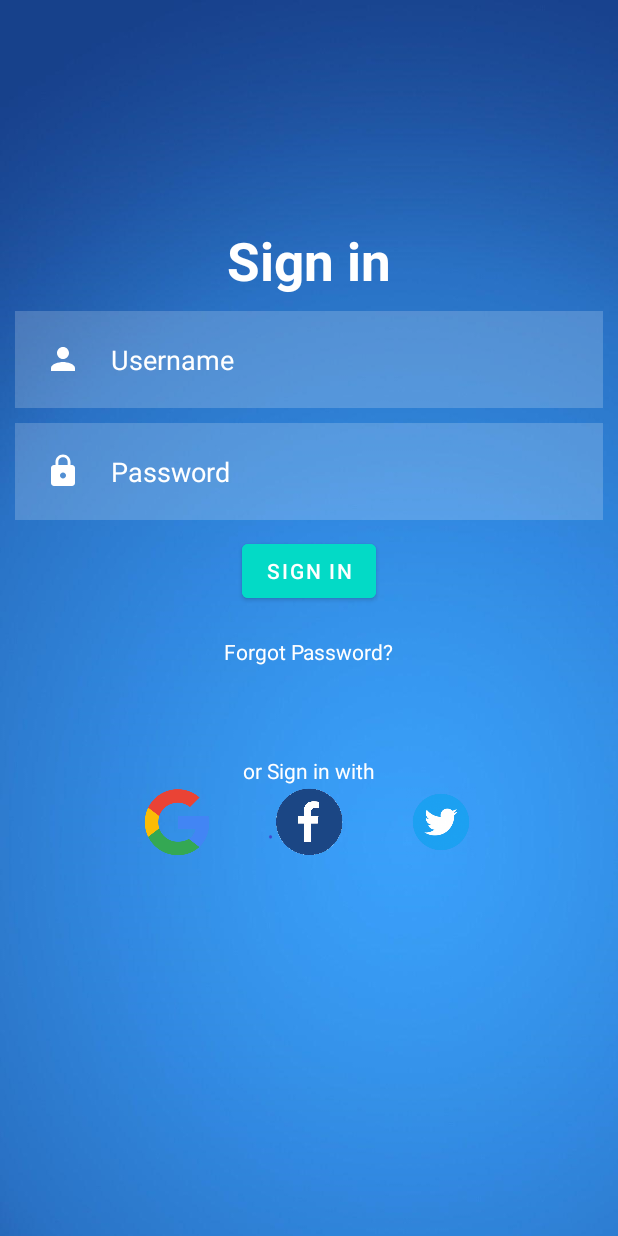
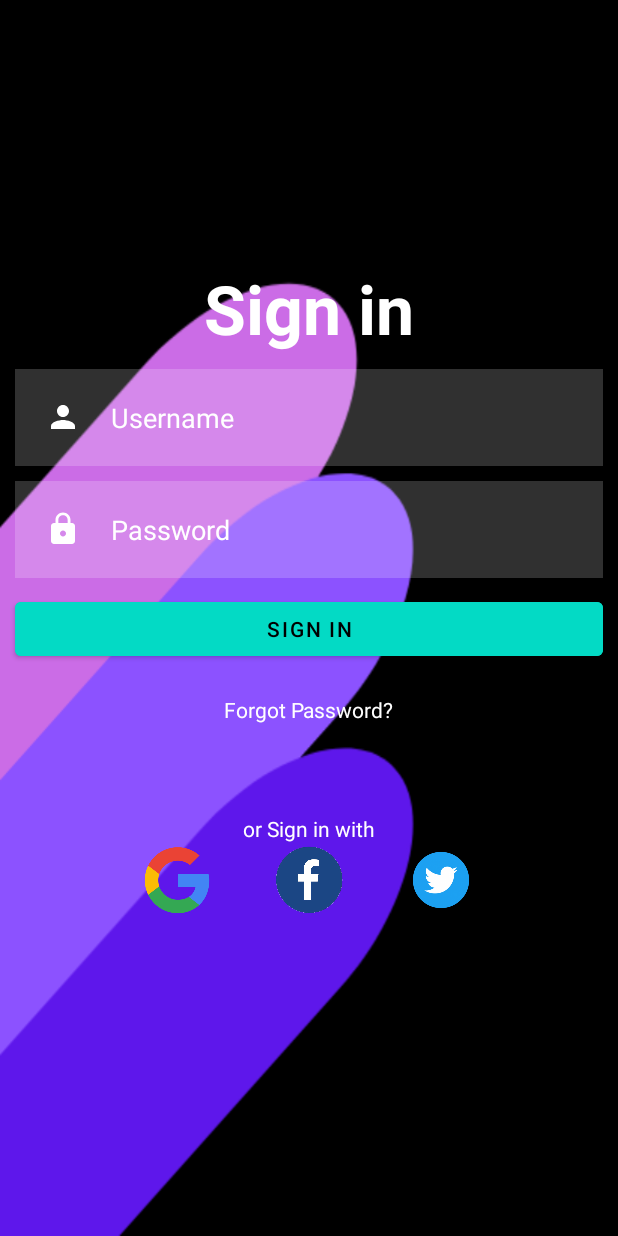
Before and after one commit to jayaustin1122/kodego_InventoryApp_BobisJayAustin, an Android app: the screen it shows after launch (MainActivity), on a phone screen of 412 x 824 dp. Run offline under Robolectric (Android 15) with nearby library versions, the phone set to English and light mode, and no system bars.

Commit message:
Updated UI

```diff
--- a/app/src/main/res/layout/activity_main.xml
+++ b/app/src/main/res/layout/activity_main.xml
@@ -4,19 +4,18 @@
     xmlns:tools="http://schemas.android.com/tools"
     android:layout_width="match_parent"
     android:layout_height="match_parent"
-    android:background="@drawable/mainbackground"
+    android:background="@drawable/mainbg"
     tools:context=".MainActivity">
-
 
     <TextView
         android:id="@+id/textSignIn"
         android:layout_width="wrap_content"
         android:layout_height="wrap_content"
-        android:layout_margin="150dp"
+        android:layout_marginTop="175dp"
         android:gravity="center"
         android:text="Sign in"
         android:textColor="@color/white"
-        android:textSize="35dp"
+        android:textSize="45dp"
         android:textStyle="bold"
         app:layout_constraintEnd_toEndOf="parent"
         app:layout_constraintStart_toStartOf="parent"
@@ -45,35 +44,36 @@
         android:drawableLeft="@drawable/ic_baseline_lock_24"
         android:drawablePadding="20dp"
         android:hint="Password"
+        android:inputType="textPassword"
         android:padding="20dp"
         android:textColor="@color/white"
         android:textColorHint="@color/white"
         app:layout_constraintTop_toBottomOf="@+id/etUsername"
-        tools:layout_editor_absoluteX="10dp"
-        android:inputType="textPassword"/>
+        tools:layout_editor_absoluteX="10dp" />
 
 
     <com.google.android.material.button.MaterialButton
         android:id="@+id/btSignIn"
+        android:layout_width="match_parent"
+        android:layout_height="wrap_content"
+        android:layout_margin="10dp"
+        android:backgroundTint="@color/teal_200"
+        android:text="Sign In"
+        android:textColor="@color/black"
+        app:layout_constraintEnd_toEndOf="parent"
+        app:layout_constraintStart_toStartOf="parent"
+        app:layout_constraintTop_toBottomOf="@+id/etPassword" />
+
+    <TextView
+        android:id="@+id/textForgotpassWord"
         android:layout_width="wrap_content"
         android:layout_height="wrap_content"
-        android:layout_margin="10dp"
-        android:backgroundTint="@color/design_default_color_secondary"
-        android:text="Sign In"
+        android:layout_margin="20dp"
+        android:text="Forgot Password?"
+        android:textColor="@color/white"
         app:layout_constraintEnd_toEndOf="parent"
         app:layout_constraintStart_toStartOf="parent"
-        app:layout_constraintTop_toBottomOf="@+id/etPassword"/>
-
-    <TextView
-        android:layout_width="wrap_content"
-        android:layout_height="wrap_content"
-        android:id="@+id/textForgotpassWord"
-        app:layout_constraintEnd_toEndOf="parent"
-        app:layout_constraintStart_toStartOf="parent"
-        app:layout_constraintTop_toBottomOf="@+id/btSignIn"
-        android:text="Forgot Password?"
-        android:textColor="@color/white"
-        android:layout_margin="20dp"/>
+        app:layout_constraintTop_toBottomOf="@+id/btSignIn" />
 
     <TextView
         android:id="@+id/others"
@@ -83,39 +83,45 @@
         android:textColor="@color/white"
         app:layout_constraintEnd_toEndOf="parent"
         app:layout_constraintStart_toStartOf="parent"
-        app:layout_constraintTop_toTopOf="@+id/icons"/>
+        app:layout_constraintTop_toTopOf="@+id/icons" />
 
     <LinearLayout
         android:id="@+id/icons"
         android:layout_width="match_parent"
         android:layout_height="wrap_content"
+        android:layout_margin="60dp"
         android:gravity="center"
+        app:layout_constraintTop_toBottomOf="@+id/textForgotpassWord"
         tools:layout_editor_absoluteX="0"
-        tools:layout_editor_absoluteY="683dp"
-        app:layout_constraintTop_toBottomOf="@+id/textForgotpassWord"
-        android:layout_margin="60dp">
+        tools:layout_editor_absoluteY="683dp">
 
-        <ImageView
+        <ImageButton
             android:id="@+id/googlelogo"
             android:layout_width="48dp"
             android:layout_height="48dp"
+            android:layout_margin="20dp"
+            android:background="@drawable/google_logo"
             android:gravity="bottom"
-            android:src="@drawable/google_logo"
-            android:layout_margin="20dp"/>
-        <ImageView
+            tools:ignore="SpeakableTextPresentCheck" />
+
+        <ImageButton
             android:id="@+id/facebooklogo"
             android:layout_width="48dp"
             android:layout_height="48dp"
+            android:layout_margin="20dp"
+            android:background="@drawable/facebook_logo"
             android:gravity="bottom"
-            android:src="@drawable/facebook_logo"
-            android:layout_margin="20dp"/>
-        <ImageView
+            tools:ignore="SpeakableTextPresentCheck" />
+
+        <ImageButton
             android:id="@+id/twitterlogo"
             android:layout_width="48dp"
             android:layout_height="48dp"
+            android:layout_margin="20dp"
+            android:background="@drawable/twitter_logo"
             android:gravity="bottom"
-            android:src="@drawable/twitter_logo"
-            android:layout_margin="20dp"/>
+            tools:ignore="SpeakableTextPresentCheck" />
+
 
     </LinearLayout>
 </androidx.constraintlayout.widget.ConstraintLayout>
```
Also changed, not shown: app/src/main/res/layout/activity_splash.xml (+29 -23 lines), app/src/main/res/drawable-v24/img_391856.png (added), app/src/main/res/drawable-v24/mainbackground.png (deleted), app/src/main/res/drawable-v24/mainbg.png (added), app/src/main/res/drawable-v24/newlogo.png (added).
